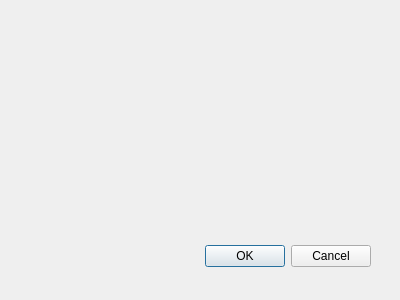
The window that CODE/dialogdemandeabsence.ui (dervieuxC/gestionDemenagementCorrige) describes before a commit, drawn with Qt 5.
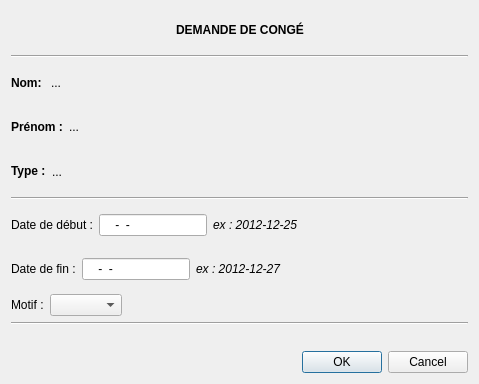
The same window after the commit.

Commit message: modification interface graphique

```diff
--- a/CODE/dialogdemandeabsence.ui
+++ b/CODE/dialogdemandeabsence.ui
@@ -8,29 +8,346 @@
    <rect>
     <x>0</x>
     <y>0</y>
-    <width>400</width>
-    <height>300</height>
+    <width>479</width>
+    <height>384</height>
    </rect>
   </property>
   <property name="windowTitle">
    <string>Dialog</string>
   </property>
-  <widget class="QDialogButtonBox" name="buttonBox">
-   <property name="geometry">
-    <rect>
-     <x>30</x>
-     <y>240</y>
-     <width>341</width>
-     <height>32</height>
-    </rect>
-   </property>
-   <property name="orientation">
-    <enum>Qt::Horizontal</enum>
-   </property>
-   <property name="standardButtons">
-    <set>QDialogButtonBox::Cancel|QDialogButtonBox::Ok</set>
-   </property>
-  </widget>
+  <layout class="QVBoxLayout" name="verticalLayout">
+   <item>
+    <layout class="QHBoxLayout" name="horizontalLayout_8">
+     <item>
+      <spacer name="horizontalSpacer">
+       <property name="orientation">
+        <enum>Qt::Horizontal</enum>
+       </property>
+       <property name="sizeHint" stdset="0">
+        <size>
+         <width>40</width>
+         <height>20</height>
+        </size>
+       </property>
+      </spacer>
+     </item>
+     <item>
+      <widget class="QLabel" name="label_5">
+       <property name="font">
+        <font>
+         <weight>75</weight>
+         <bold>true</bold>
+        </font>
+       </property>
+       <property name="text">
+        <string>DEMANDE DE CONGÉ</string>
+       </property>
+      </widget>
+     </item>
+     <item>
+      <spacer name="horizontalSpacer_2">
+       <property name="orientation">
+        <enum>Qt::Horizontal</enum>
+       </property>
+       <property name="sizeHint" stdset="0">
+        <size>
+         <width>40</width>
+         <height>20</height>
+        </size>
+       </property>
+      </spacer>
+     </item>
+    </layout>
+   </item>
+   <item>
+    <widget class="Line" name="line_2">
+     <property name="orientation">
+      <enum>Qt::Horizontal</enum>
+     </property>
+    </widget>
+   </item>
+   <item>
+    <layout class="QHBoxLayout" name="horizontalLayout_7">
+     <item>
+      <layout class="QHBoxLayout" name="horizontalLayout">
+       <item>
+        <widget class="QLabel" name="label">
+         <property name="font">
+          <font>
+           <weight>75</weight>
+           <bold>true</bold>
+          </font>
+         </property>
+         <property name="text">
+          <string>Nom: </string>
+         </property>
+        </widget>
+       </item>
+       <item>
+        <widget class="QLabel" name="labelNomDemandeConge">
+         <property name="font">
+          <font>
+           <weight>75</weight>
+           <bold>true</bold>
+          </font>
+         </property>
+         <property name="text">
+          <string>&lt;html&gt;&lt;head/&gt;&lt;body&gt;&lt;p&gt;&lt;span style=&quot; font-weight:400;&quot;&gt;...&lt;/span&gt;&lt;/p&gt;&lt;/body&gt;&lt;/html&gt;</string>
+         </property>
+        </widget>
+       </item>
+      </layout>
+     </item>
+     <item>
+      <spacer name="horizontalSpacer_18">
+       <property name="orientation">
+        <enum>Qt::Horizontal</enum>
+       </property>
+       <property name="sizeHint" stdset="0">
+        <size>
+         <width>40</width>
+         <height>20</height>
+        </size>
+       </property>
+      </spacer>
+     </item>
+    </layout>
+   </item>
+   <item>
+    <layout class="QHBoxLayout" name="horizontalLayout_9">
+     <item>
+      <layout class="QHBoxLayout" name="horizontalLayout_2">
+       <item>
+        <widget class="QLabel" name="label_2">
+         <property name="font">
+          <font>
+           <weight>75</weight>
+           <bold>true</bold>
+          </font>
+         </property>
+         <property name="text">
+          <string>Prénom :</string>
+         </property>
+        </widget>
+       </item>
+       <item>
+        <widget class="QLabel" name="labelPrenomDemandeConge">
+         <property name="font">
+          <font>
+           <weight>75</weight>
+           <bold>true</bold>
+          </font>
+         </property>
+         <property name="text">
+          <string>&lt;html&gt;&lt;head/&gt;&lt;body&gt;&lt;p&gt;&lt;span style=&quot; font-weight:400;&quot;&gt;...&lt;/span&gt;&lt;/p&gt;&lt;/body&gt;&lt;/html&gt;</string>
+         </property>
+        </widget>
+       </item>
+      </layout>
+     </item>
+     <item>
+      <spacer name="horizontalSpacer_17">
+       <property name="orientation">
+        <enum>Qt::Horizontal</enum>
+       </property>
+       <property name="sizeHint" stdset="0">
+        <size>
+         <width>40</width>
+         <height>20</height>
+        </size>
+       </property>
+      </spacer>
+     </item>
+    </layout>
+   </item>
+   <item>
+    <layout class="QHBoxLayout" name="horizontalLayout_10">
+     <item>
+      <layout class="QHBoxLayout" name="horizontalLayout_3">
+       <item>
+        <widget class="QLabel" name="label_9">
+         <property name="text">
+          <string>&lt;html&gt;&lt;head/&gt;&lt;body&gt;&lt;p&gt;&lt;span style=&quot; font-weight:600;&quot;&gt;Type :&lt;/span&gt;&lt;/p&gt;&lt;/body&gt;&lt;/html&gt;</string>
+         </property>
+        </widget>
+       </item>
+       <item>
+        <widget class="QLabel" name="labelTypePoste">
+         <property name="text">
+          <string>...</string>
+         </property>
+        </widget>
+       </item>
+      </layout>
+     </item>
+     <item>
+      <spacer name="horizontalSpacer_12">
+       <property name="orientation">
+        <enum>Qt::Horizontal</enum>
+       </property>
+       <property name="sizeHint" stdset="0">
+        <size>
+         <width>40</width>
+         <height>20</height>
+        </size>
+       </property>
+      </spacer>
+     </item>
+    </layout>
+   </item>
+   <item>
+    <widget class="Line" name="line">
+     <property name="orientation">
+      <enum>Qt::Horizontal</enum>
+     </property>
+    </widget>
+   </item>
+   <item>
+    <layout class="QHBoxLayout" name="horizontalLayout_11">
+     <item>
+      <layout class="QHBoxLayout" name="horizontalLayout_4">
+       <item>
+        <widget class="QLabel" name="label_6">
+         <property name="text">
+          <string>&lt;html&gt;&lt;head/&gt;&lt;body&gt;&lt;p&gt;Date de début :&lt;/p&gt;&lt;/body&gt;&lt;/html&gt;</string>
+         </property>
+        </widget>
+       </item>
+       <item>
+        <widget class="QLineEdit" name="lineEditDateDebutConge">
+         <property name="inputMask">
+          <string>9999-99-99</string>
+         </property>
+        </widget>
+       </item>
+       <item>
+        <widget class="QLabel" name="label_3">
+         <property name="text">
+          <string>&lt;html&gt;&lt;head/&gt;&lt;body&gt;&lt;p&gt;&lt;span style=&quot; font-style:italic;&quot;&gt;ex : 2012-12-25&lt;/span&gt;&lt;/p&gt;&lt;/body&gt;&lt;/html&gt;</string>
+         </property>
+        </widget>
+       </item>
+      </layout>
+     </item>
+     <item>
+      <spacer name="horizontalSpacer_14">
+       <property name="orientation">
+        <enum>Qt::Horizontal</enum>
+       </property>
+       <property name="sizeHint" stdset="0">
+        <size>
+         <width>40</width>
+         <height>20</height>
+        </size>
+       </property>
+      </spacer>
+     </item>
+    </layout>
+   </item>
+   <item>
+    <layout class="QHBoxLayout" name="horizontalLayout_12">
+     <item>
+      <layout class="QHBoxLayout" name="horizontalLayout_5">
+       <item>
+        <widget class="QLabel" name="label_7">
+         <property name="text">
+          <string>&lt;html&gt;&lt;head/&gt;&lt;body&gt;&lt;p&gt;Date de fin :&lt;/p&gt;&lt;/body&gt;&lt;/html&gt;</string>
+         </property>
+        </widget>
+       </item>
+       <item>
+        <widget class="QLineEdit" name="lineEditDateFinConge">
+         <property name="inputMask">
+          <string>9999-99-99</string>
+         </property>
+        </widget>
+       </item>
+       <item>
+        <widget class="QLabel" name="label_4">
+         <property name="text">
+          <string>&lt;html&gt;&lt;head/&gt;&lt;body&gt;&lt;p&gt;&lt;span style=&quot; font-style:italic;&quot;&gt;ex : 2012-12-27&lt;/span&gt;&lt;/p&gt;&lt;/body&gt;&lt;/html&gt;</string>
+         </property>
+        </widget>
+       </item>
+      </layout>
+     </item>
+     <item>
+      <spacer name="horizontalSpacer_15">
+       <property name="orientation">
+        <enum>Qt::Horizontal</enum>
+       </property>
+       <property name="sizeHint" stdset="0">
+        <size>
+         <width>40</width>
+         <height>20</height>
+        </size>
+       </property>
+      </spacer>
+     </item>
+    </layout>
+   </item>
+   <item>
+    <layout class="QHBoxLayout" name="horizontalLayout_13">
+     <item>
+      <layout class="QHBoxLayout" name="horizontalLayout_6">
+       <item>
+        <widget class="QLabel" name="label_8">
+         <property name="text">
+          <string>&lt;html&gt;&lt;head/&gt;&lt;body&gt;&lt;p&gt;Motif :&lt;/p&gt;&lt;/body&gt;&lt;/html&gt;</string>
+         </property>
+        </widget>
+       </item>
+       <item>
+        <widget class="QComboBox" name="comboBoxMotifConge"/>
+       </item>
+      </layout>
+     </item>
+     <item>
+      <spacer name="horizontalSpacer_16">
+       <property name="orientation">
+        <enum>Qt::Horizontal</enum>
+       </property>
+       <property name="sizeHint" stdset="0">
+        <size>
+         <width>40</width>
+         <height>20</height>
+        </size>
+       </property>
+      </spacer>
+     </item>
+    </layout>
+   </item>
+   <item>
+    <widget class="Line" name="line_3">
+     <property name="orientation">
+      <enum>Qt::Horizontal</enum>
+     </property>
+    </widget>
+   </item>
+   <item>
+    <spacer name="horizontalSpacer_3">
+     <property name="orientation">
+      <enum>Qt::Horizontal</enum>
+     </property>
+     <property name="sizeHint" stdset="0">
+      <size>
+       <width>40</width>
+       <height>20</height>
+      </size>
+     </property>
+    </spacer>
+   </item>
+   <item>
+    <widget class="QDialogButtonBox" name="buttonBox">
+     <property name="orientation">
+      <enum>Qt::Horizontal</enum>
+     </property>
+     <property name="standardButtons">
+      <set>QDialogButtonBox::Cancel|QDialogButtonBox::Ok</set>
+     </property>
+    </widget>
+   </item>
+  </layout>
  </widget>
  <pixmapfunction/>
  <resources/>
```
Left out of the diff: 5 changed lines with no effect on the pictures. The commit also changes 7 other files.
